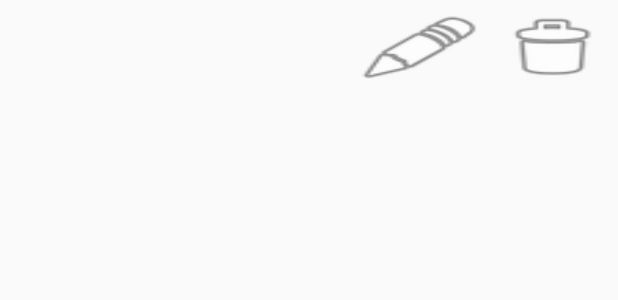
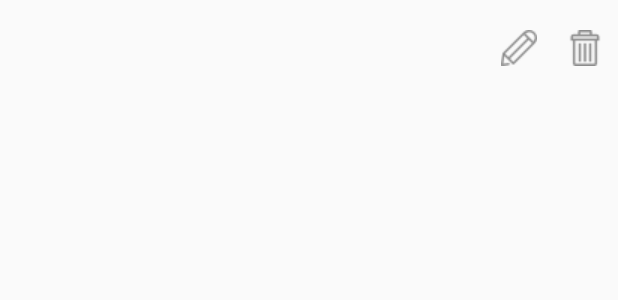
Before and after one commit to sonjazivkovic/Sax, an Android app: the layout playlist_manager_list_item.xml on its own in the app's theme, with its tools: preview values and no code run, on a phone screen of 412 x 824 dp. Shown: the top 300 px of the screen. Run offline under Robolectric (Android 15) with nearby library versions, the phone set to English and light mode, and no system bars.

Commit message:
PlaylistManager UI small changes

```diff
--- a/app/src/main/java/com/example/buca/saxmusicplayer/adapters/PlaylistCursorAdapter.java
+++ b/app/src/main/java/com/example/buca/saxmusicplayer/adapters/PlaylistCursorAdapter.java
@@ -6,10 +6,12 @@ import android.content.Context;
 import android.content.Intent;
 import android.content.SharedPreferences;
 import android.database.Cursor;
+import android.media.Image;
 import android.net.Uri;
 import android.support.v4.widget.ResourceCursorAdapter;
 import android.view.View;
 import android.widget.Button;
+import android.widget.ImageButton;
 import android.widget.TextView;
 import android.widget.Toast;
 
@@ -38,8 +40,8 @@ public class PlaylistCursorAdapter extends ResourceCursorAdapter {
         TextView description = (TextView) view.findViewById(R.id.text_item_view_description);
         description.setText(cursor.getString(cursor.getColumnIndex(DatabaseContract.PlaylistTable.COLUMN_DESCRIPTION)));
 
-        Button edit = (Button) view.findViewById(R.id.edit_playlist_button);
-        Button delete = (Button) view.findViewById(R.id.remove_playlist_button);
+        ImageButton edit = (ImageButton) view.findViewById(R.id.edit_playlist_button);
+        ImageButton delete = (ImageButton) view.findViewById(R.id.remove_playlist_button);
         edit.setTag(cursor.getLong(cursor.getColumnIndex(DatabaseContract.PlaylistTable._ID)));
         delete.setTag(cursor.getLong(cursor.getColumnIndex(DatabaseContract.PlaylistTable._ID)));
 
--- a/app/src/main/res/layout/playlist_manager_list.xml
+++ b/app/src/main/res/layout/playlist_manager_list.xml
@@ -45,14 +45,14 @@
                 android:layout_width="30dp"
                 android:layout_height="30dp"
                 android:background="@android:drawable/ic_notification_clear_all"
-                android:layout_marginRight="15dp"
+                android:layout_marginRight="10dp"
                 android:layout_weight="0"/>
             <Button
                 android:id="@+id/add_new_playlist_button"
                 android:layout_width="30dp"
                 android:layout_height="30dp"
                 android:background="@drawable/addd"
-                android:layout_marginRight="5dp"
+                android:layout_marginRight="10dp"
                 android:layout_weight="0"/>
         </LinearLayout>
 
--- a/app/src/main/res/layout/playlist_manager_list_item.xml
+++ b/app/src/main/res/layout/playlist_manager_list_item.xml
@@ -2,7 +2,7 @@
 <RelativeLayout xmlns:android="http://schemas.android.com/apk/res/android"
     android:layout_width="fill_parent"
     android:layout_height="?android:attr/listPreferredItemHeight"
-    >
+    xmlns:app="http://schemas.android.com/apk/res-auto">
 
     <LinearLayout
         android:layout_width="wrap_content"
@@ -17,6 +17,7 @@
                 android:layout_height="match_parent"
                 android:paddingStart="8dp"
                 android:paddingEnd="8dp"
+                android:layout_marginLeft="10dp"
                 android:textStyle="bold"
 
                 />
@@ -26,24 +27,31 @@
             android:layout_height="match_parent"
             android:paddingStart="8dp"
             android:paddingEnd="8dp"
+            android:layout_marginLeft="10dp"
             />
 
     </LinearLayout>
 
-    <Button
+    <ImageButton
         android:id="@+id/remove_playlist_button"
         android:layout_width="wrap_content"
         android:layout_height="wrap_content"
-        android:background="@android:drawable/ic_menu_delete"
         android:layout_alignParentEnd="true"
-        android:layout_centerVertical="true"/>
+        android:layout_centerVertical="true"
+        android:tint="@color/gray"
+        android:background="?attr/selectableItemBackgroundBorderless"
+        android:layout_marginRight="10dp"
+        app:srcCompat="@drawable/delete"/>
 
-    <Button
+    <ImageButton
         android:id="@+id/edit_playlist_button"
         android:layout_width="wrap_content"
         android:layout_height="wrap_content"
-        android:background="@android:drawable/ic_menu_edit"
         android:layout_toStartOf="@id/remove_playlist_button"
-        android:layout_centerVertical="true" />
+        android:background="?attr/selectableItemBackgroundBorderless"
+        android:layout_centerVertical="true"
+        android:tint="@color/gray"
+        android:layout_marginRight="20dp"
+        app:srcCompat="@drawable/edit"/>
 
 </RelativeLayout>
--- a/app/src/main/res/values/colors.xml
+++ b/app/src/main/res/values/colors.xml
@@ -6,4 +6,5 @@
     <color name="black">#000000</color>
     <color name="colorTest">#FBD1BF</color>
     <color name="colorLightBlue">#A3D5FA</color>
+    <color name="gray">#8C8C8C</color>
 </resources>
```
Also changed, not shown: app/src/main/java/com/example/buca/saxmusicplayer/activities/PlaylistManagerDetailsActivity.java (+12 -0 lines), app/src/main/java/com/example/buca/saxmusicplayer/activities/PlaylistManagerListActivity.java (+11 -0 lines), app/src/main/res/drawable/delete.png (added), app/src/main/res/drawable/edit.png (added).
